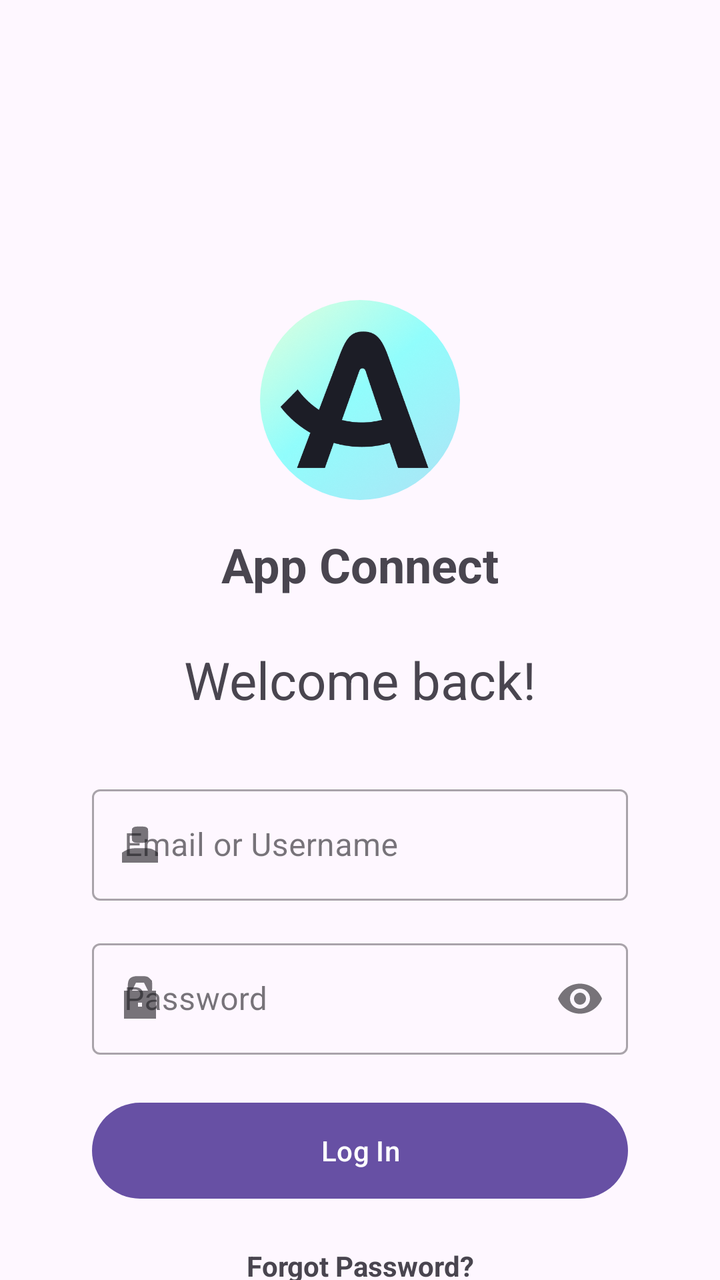
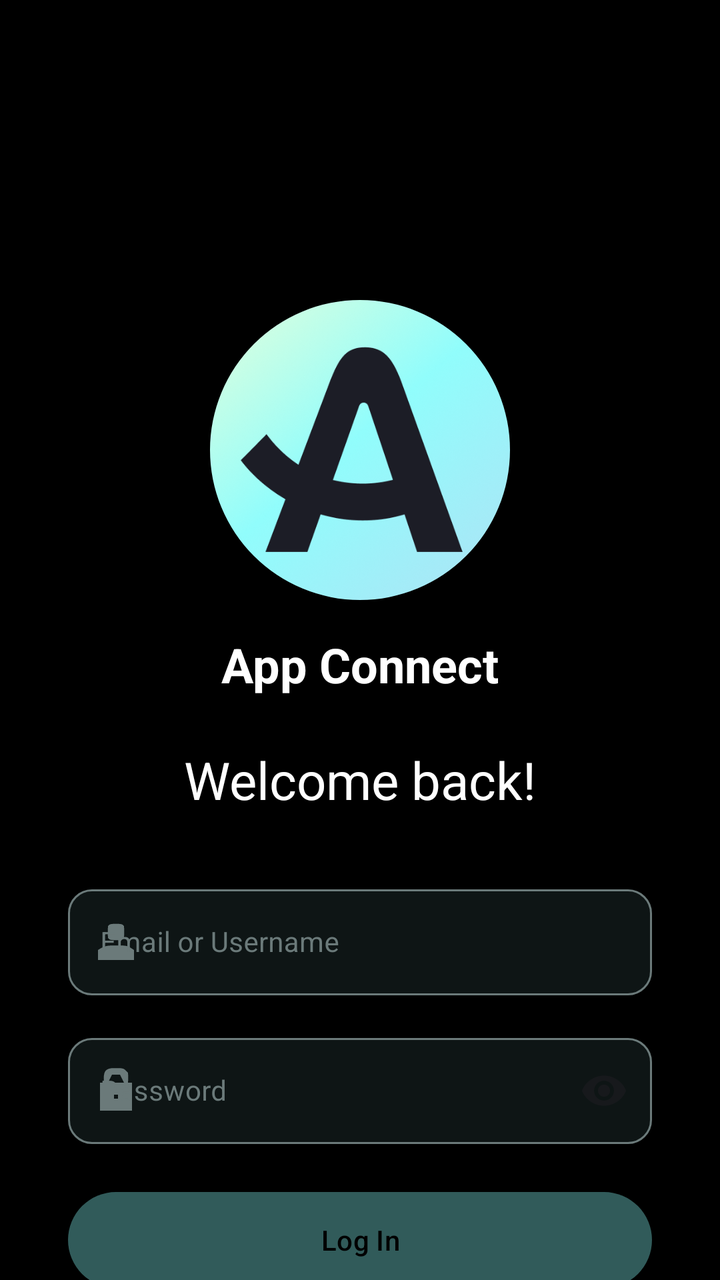

Compare the two renders of this Android layout. The source of the first and the diff that turns it into the second are given below.
<!-- AndroidManifest.xml: application theme Theme.AppConnect -->
<!-- res/layout/activity_main.xml -->
<?xml version="1.0" encoding="utf-8"?>
<androidx.constraintlayout.widget.ConstraintLayout
    xmlns:android="http://schemas.android.com/apk/res/android"
    xmlns:app="http://schemas.android.com/apk/res-auto"
    xmlns:tools="http://schemas.android.com/tools"
    android:id="@+id/main"
    android:layout_width="match_parent"
    android:layout_height="match_parent"
    android:paddingStart="24dp"
    android:paddingEnd="24dp"
    tools:context=".MainActivity">


    
    <com.google.android.material.imageview.ShapeableImageView
        android:id="@+id/imgLogo"
        android:layout_width="100dp"
        android:layout_height="100dp"
        android:src="@drawable/logo"
        android:scaleType="centerCrop"
        android:layout_marginTop="150dp"

        app:shapeAppearanceOverlay="@style/ShapeAppearance.Circle"
        app:layout_constraintCircleRadius="20dp"
        app:layout_constraintTop_toTopOf="parent"
        app:layout_constraintStart_toStartOf="parent"
        app:layout_constraintEnd_toEndOf="parent" />


    
    <TextView
        android:id="@+id/txtAppName"
        android:layout_width="wrap_content"
        android:layout_height="wrap_content"
        android:layout_marginTop="16dp"
        android:text="@string/app_name"
        android:textSize="24sp"
        android:textStyle="bold"
        app:layout_constraintTop_toBottomOf="@id/imgLogo"
        app:layout_constraintStart_toStartOf="parent"
        app:layout_constraintEnd_toEndOf="parent" />


    
    <TextView
        android:id="@+id/txtWelcome"
        android:layout_width="wrap_content"
        android:layout_height="wrap_content"
        android:layout_marginTop="24dp"
        android:text="@string/welcome_back"
        android:textSize="26sp"
        app:layout_constraintTop_toBottomOf="@id/txtAppName"
        app:layout_constraintStart_toStartOf="parent"
        app:layout_constraintEnd_toEndOf="parent" />


    
    <com.google.android.material.textfield.TextInputLayout
        android:id="@+id/emailLayout"
        style="@style/Widget.MaterialComponents.TextInputLayout.OutlinedBox"
        android:layout_width="0dp"
        android:layout_height="wrap_content"
        android:layout_marginTop="32dp"
        android:layout_marginStart="22dp"
        android:layout_marginEnd="22dp"
        app:startIconDrawable="@drawable/username_24"
        android:hint="@string/email_or_username"
        app:layout_constraintTop_toBottomOf="@id/txtWelcome"
        app:layout_constraintStart_toStartOf="parent"
        app:layout_constraintEnd_toEndOf="parent">

        <com.google.android.material.textfield.TextInputEditText
            android:id="@+id/editEmail"
            android:layout_width="match_parent"
            android:layout_height="wrap_content"
            android:inputType="textEmailAddress"
            android:singleLine="true" />

    </com.google.android.material.textfield.TextInputLayout>


    
    <com.google.android.material.textfield.TextInputLayout
        android:id="@+id/passwordLayout"
        style="@style/Widget.MaterialComponents.TextInputLayout.OutlinedBox"
        android:layout_width="0dp"
        android:layout_height="wrap_content"
        android:layout_marginTop="16dp"
        android:hint="@string/password"
        android:layout_marginStart="22dp"
        android:layout_marginEnd="22dp"
        app:startIconDrawable="@drawable/password_24"
        app:endIconMode="password_toggle"
        app:layout_constraintTop_toBottomOf="@id/emailLayout"
        app:layout_constraintStart_toStartOf="parent"
        app:layout_constraintEnd_toEndOf="parent">

        <com.google.android.material.textfield.TextInputEditText
            android:id="@+id/editPassword"
            android:layout_width="match_parent"
            android:layout_height="wrap_content"
            android:inputType="textPassword"
            android:singleLine="true" />

    </com.google.android.material.textfield.TextInputLayout>


    
    <com.google.android.material.button.MaterialButton
        android:id="@+id/btnLogin"
        android:layout_width="0dp"
        android:layout_height="56dp"
        android:layout_marginTop="20dp"

        android:layout_marginStart="22dp"
        android:layout_marginEnd="22dp"
        android:text="@string/log_in"
        android:textAllCaps="false"
        app:cornerRadius="28dp"
        app:layout_constraintTop_toBottomOf="@id/passwordLayout"
        app:layout_constraintStart_toStartOf="parent"
        app:layout_constraintEnd_toEndOf="parent" />


    
    <TextView
        android:id="@+id/txtForgotPassword"
        android:layout_width="wrap_content"
        android:layout_height="wrap_content"
        android:layout_marginTop="20dp"
        android:clickable="true"
        android:focusable="true"
        android:text="@string/forgot_password"
        android:textAllCaps="false"
        android:textStyle="bold"
        app:layout_constraintEnd_toEndOf="parent"
        app:layout_constraintStart_toStartOf="parent"
        app:layout_constraintTop_toBottomOf="@id/btnLogin" />


</androidx.constraintlayout.widget.ConstraintLayout>
<!-- resources referenced by this layout -->
<resources>
  <!-- drawable logo: png bitmap (drawable, 187554 bytes) -->
  <!-- drawable password_24 (drawable) -->
  <vector xmlns:android="http://schemas.android.com/apk/res/android"
      android:width="24dp"
      android:height="24dp"
      android:viewportWidth="24"
      android:viewportHeight="24">
    <path
        android:pathData="M9.875,0.734C10.576,0.74 11.278,0.745 12,0.75C12.701,0.745 13.403,0.74 14.125,0.734C16,1 16,1 18,3C18.125,5.625 18.125,5.625 18,8C18.66,8 19.32,8 20,8C20,12.62 20,17.24 20,22C14.72,22 9.44,22 4,22C4,17.38 4,12.76 4,8C4.66,8 5.32,8 6,8C5.959,7.216 5.918,6.432 5.875,5.625C6.024,2.488 6.626,1.195 9.875,0.734ZM10,4C9.34,5.32 8.68,6.64 8,8C10.64,8 13.28,8 16,8C15.34,6.68 14.68,5.36 14,4C12.68,4 11.36,4 10,4ZM11,14C11,14.66 11,15.32 11,16C11.66,16 12.32,16 13,16C13,15.34 13,14.68 13,14C12.34,14 11.68,14 11,14Z"
        android:fillColor="#FFFFFF"/>
  </vector>
  <!-- drawable username_24 (drawable) -->
  <vector xmlns:android="http://schemas.android.com/apk/res/android"
      android:width="24dp"
      android:height="24dp"
      android:viewportWidth="24"
      android:viewportHeight="24">
    <path
        android:pathData="M12,13.75C13.052,13.745 14.104,13.74 15.188,13.734C18,14 18,14 21,16C21,17.65 21,19.3 21,21C15.06,21 9.12,21 3,21C3,19.35 3,17.7 3,16C6.462,13.692 7.918,13.73 12,13.75Z"
        android:fillColor="#67B4B3"/>
    <path
        android:pathData="M12,2.875C15,3 15,3 16,4C16.125,7 16.125,7 16,10C15,11 15,11 12,11.125C9,11 9,11 8,10C7.875,7 7.875,7 8,4C9,3 9,3 12,2.875Z"
        android:fillColor="#67B5B3"/>
  </vector>
  <string name="app_name">App Connect</string>
  <string name="email_or_username">Email or Username</string>
  <string name="forgot_password">Forgot Password?</string>
  <string name="log_in">Log In</string>
  <string name="password">Password</string>
  <string name="welcome_back">Welcome back!</string>
  <style name="ShapeAppearance.Circle" parent="">
          <item name="cornerSize">50%</item>
          <item name="cornerFamily">rounded</item>
      </style>
  <style name="Theme.AppConnect" parent="Base.Theme.AppConnect" />
  <style name="Base.Theme.AppConnect" parent="Theme.Material3.DayNight.NoActionBar">
          
          
      </style>
</resources>

<!-- the commit's change to res/layout/activity_main.xml (unified diff, before → after) -->
@@ -8,134 +8,174 @@
     android:layout_height="match_parent"
     android:paddingStart="24dp"
     android:paddingEnd="24dp"
+    android:background="@color/light_background"
     tools:context=".MainActivity">
 
 
-    
-    <com.google.android.material.imageview.ShapeableImageView
-        android:id="@+id/imgLogo"
-        android:layout_width="100dp"
-        android:layout_height="100dp"
-        android:src="@drawable/logo"
-        android:scaleType="centerCrop"
-        android:layout_marginTop="150dp"
+    <androidx.core.widget.NestedScrollView
+        android:layout_width="match_parent"
+        android:layout_height="match_parent">
+        <androidx.constraintlayout.widget.ConstraintLayout
+            android:id="@+id/loginScreen"
+            android:layout_width="match_parent"
+            android:layout_height="wrap_content"
+            >
+            
+            <com.google.android.material.imageview.ShapeableImageView
+                android:id="@+id/imgLogo"
+                android:layout_width="150dp"
+                android:layout_height="150dp"
+                android:src="@drawable/logo"
+                android:scaleType="centerCrop"
+                android:layout_marginTop="150dp"
 
-        app:shapeAppearanceOverlay="@style/ShapeAppearance.Circle"
-        app:layout_constraintCircleRadius="20dp"
-        app:layout_constraintTop_toTopOf="parent"
-        app:layout_constraintStart_toStartOf="parent"
-        app:layout_constraintEnd_toEndOf="parent" />
+                app:shapeAppearanceOverlay="@style/ShapeAppearance.Circle"
+                app:layout_constraintCircleRadius="20dp"
+                app:layout_constraintTop_toTopOf="parent"
+                app:layout_constraintStart_toStartOf="parent"
+                app:layout_constraintEnd_toEndOf="parent" />
 
 
-    
-    <TextView
-        android:id="@+id/txtAppName"
-        android:layout_width="wrap_content"
-        android:layout_height="wrap_content"
-        android:layout_marginTop="16dp"
-        android:text="@string/app_name"
-        android:textSize="24sp"
-        android:textStyle="bold"
-        app:layout_constraintTop_toBottomOf="@id/imgLogo"
-        app:layout_constraintStart_toStartOf="parent"
-        app:layout_constraintEnd_toEndOf="parent" />
+            
+            <TextView
+                android:id="@+id/txtAppName"
+                android:layout_width="wrap_content"
+                android:layout_height="wrap_content"
+                android:layout_marginTop="16dp"
+                android:textColor="@color/white"
+                android:text="@string/app_name"
+                android:textSize="24sp"
+                android:textStyle="bold"
+                app:layout_constraintTop_toBottomOf="@id/imgLogo"
+                app:layout_constraintStart_toStartOf="parent"
+                app:layout_constraintEnd_toEndOf="parent" />
 
 
-    
-    <TextView
-        android:id="@+id/txtWelcome"
-        android:layout_width="wrap_content"
-        android:layout_height="wrap_content"
-        android:layout_marginTop="24dp"
-        android:text="@string/welcome_back"
-        android:textSize="26sp"
-        app:layout_constraintTop_toBottomOf="@id/txtAppName"
-        app:layout_constraintStart_toStartOf="parent"
-        app:layout_constraintEnd_toEndOf="parent" />
+            
+            <TextView
+                android:id="@+id/txtWelcome"
+                android:layout_width="wrap_content"
+                android:layout_height="wrap_content"
+                android:layout_marginTop="24dp"
+                android:text="@string/welcome_back"
+                android:textColor="@color/white"
+                android:textSize="26sp"
+                app:layout_constraintTop_toBottomOf="@id/txtAppName"
+                app:layout_constraintStart_toStartOf="parent"
+                app:layout_constraintEnd_toEndOf="parent" />
 
 
-    
-    <com.google.android.material.textfield.TextInputLayout
-        android:id="@+id/emailLayout"
-        style="@style/Widget.MaterialComponents.TextInputLayout.OutlinedBox"
-        android:layout_width="0dp"
-        android:layout_height="wrap_content"
-        android:layout_marginTop="32dp"
-        android:layout_marginStart="22dp"
-        android:layout_marginEnd="22dp"
-        app:startIconDrawable="@drawable/username_24"
-        android:hint="@string/email_or_username"
-        app:layout_constraintTop_toBottomOf="@id/txtWelcome"
-        app:layout_constraintStart_toStartOf="parent"
-        app:layout_constraintEnd_toEndOf="parent">
+            
+            <com.google.android.material.textfield.TextInputLayout
+                android:id="@+id/emailLayout"
+                style="@style/AppInputLayout"
+                android:layout_width="0dp"
+                android:layout_height="wrap_content"
+                android:layout_marginTop="32dp"
+                android:textColorHint="@color/input_stroke"
+                android:hint="@string/email_or_username"
+                android:layout_marginLeft="10dp"
+                android:layout_marginRight="10dp"
 
-        <com.google.android.material.textfield.TextInputEditText
-            android:id="@+id/editEmail"
-            android:layout_width="match_parent"
-            android:layout_height="wrap_content"
-            android:inputType="textEmailAddress"
-            android:singleLine="true" />
+                app:startIconDrawable="@drawable/username_24"
+                app:startIconTint="@color/input_icon"
+                app:layout_constraintTop_toBottomOf="@id/txtWelcome"
+                app:layout_constraintStart_toStartOf="parent"
+                app:layout_constraintEnd_toEndOf="parent">
 
-    </com.google.android.material.textfield.TextInputLayout>
+                <com.google.android.material.textfield.TextInputEditText
+                    android:id="@+id/editEmail"
+                    android:layout_width="match_parent"
+                    android:layout_height="wrap_content"
+
+                    android:inputType="text"
+                    android:maxLines="1"
+                    android:singleLine="true"
+
+                    android:textColor="@color/white"
+                    android:textSize="14sp" />
+
+            </com.google.android.material.textfield.TextInputLayout>
 
 
-    
-    <com.google.android.material.textfield.TextInputLayout
-        android:id="@+id/passwordLayout"
-        style="@style/Widget.MaterialComponents.TextInputLayout.OutlinedBox"
-        android:layout_width="0dp"
-        android:layout_height="wrap_content"
-        android:layout_marginTop="16dp"
-        android:hint="@string/password"
-        android:layout_marginStart="22dp"
-        android:layout_marginEnd="22dp"
-        app:startIconDrawable="@drawable/password_24"
-        app:endIconMode="password_toggle"
-        app:layout_constraintTop_toBottomOf="@id/emailLayout"
-        app:layout_constraintStart_toStartOf="parent"
-        app:layout_constraintEnd_toEndOf="parent">
+            
+            <com.google.android.material.textfield.TextInputLayout
+                android:id="@+id/passwordLayout"
+                style="@style/AppInputLayout"
+                android:layout_width="0dp"
+                android:layout_height="wrap_content"
+                android:layout_marginTop="16dp"
+                android:hint="@string/password"
 
-        <com.google.android.material.textfield.TextInputEditText
-            android:id="@+id/editPassword"
-            android:layout_width="match_parent"
-            android:layout_height="wrap_content"
-            android:inputType="textPassword"
-            android:singleLine="true" />
+                android:layout_marginLeft="10dp"
+                android:layout_marginRight="10dp"
+                android:textColorHint="@color/input_stroke"
+                app:startIconDrawable="@drawable/password_24"
+                app:startIconTint="@color/input_icon"
+                app:endIconMode="password_toggle"
 
-    </com.google.android.material.textfield.TextInputLayout>
+                app:layout_constraintTop_toBottomOf="@id/emailLayout"
+                app:layout_constraintStart_toStartOf="parent"
+                app:layout_constraintEnd_toEndOf="parent">
+
+                <com.google.android.material.textfield.TextInputEditText
+                    android:id="@+id/editPassword"
+                    android:layout_width="match_parent"
+                    android:layout_height="wrap_content"
+
+                    android:inputType="textPassword"
+                    android:maxLines="1"
+                    android:singleLine="true"
+
+                    android:textColor="@color/white"
+                    android:textSize="14sp" />
+
+            </com.google.android.material.textfield.TextInputLayout>
 
 
-    
-    <com.google.android.material.button.MaterialButton
-        android:id="@+id/btnLogin"
-        android:layout_width="0dp"
-        android:layout_height="56dp"
-        android:layout_marginTop="20dp"
+            
+            <com.google.android.material.button.MaterialButton
+                android:id="@+id/btnLogin"
+                android:layout_width="0dp"
+                android:layout_height="56dp"
 
-        android:layout_marginStart="22dp"
-        android:layout_marginEnd="22dp"
-        android:text="@string/log_in"
-        android:textAllCaps="false"
-        app:cornerRadius="28dp"
-        app:layout_constraintTop_toBottomOf="@id/passwordLayout"
-        app:layout_constraintStart_toStartOf="parent"
-        app:layout_constraintEnd_toEndOf="parent" />
+                android:layout_marginLeft="10dp"
+                android:layout_marginRight="10dp"
+
+                android:layout_marginTop="20dp"
+
+                android:enabled="false"
+                android:text="@string/log_in"
+                android:textAllCaps="false"
+                android:textColor="@color/black"
+
+                app:backgroundTint="@color/login_button_background"
+                app:cornerRadius="28dp"
+
+                app:layout_constraintTop_toBottomOf="@id/passwordLayout"
+                app:layout_constraintStart_toStartOf="parent"
+                app:layout_constraintEnd_toEndOf="parent" />
 
 
-    
-    <TextView
-        android:id="@+id/txtForgotPassword"
-        android:layout_width="wrap_content"
-        android:layout_height="wrap_content"
-        android:layout_marginTop="20dp"
-        android:clickable="true"
-        android:focusable="true"
-        android:text="@string/forgot_password"
-        android:textAllCaps="false"
-        android:textStyle="bold"
-        app:layout_constraintEnd_toEndOf="parent"
-        app:layout_constraintStart_toStartOf="parent"
-        app:layout_constraintTop_toBottomOf="@id/btnLogin" />
+            
+            <TextView
+                android:id="@+id/txtForgotPassword"
+                android:layout_width="wrap_content"
+                android:layout_height="wrap_content"
+                android:layout_marginTop="20dp"
+                android:clickable="true"
+                android:focusable="true"
+                android:text="@string/forgot_password"
+                android:textAllCaps="false"
+                android:textStyle="bold"
+                android:textColor="@color/gray"
+
+                app:layout_constraintEnd_toEndOf="parent"
+                app:layout_constraintStart_toStartOf="parent"
+                app:layout_constraintTop_toBottomOf="@id/btnLogin" />
 
 
+        </androidx.constraintlayout.widget.ConstraintLayout>
+    </androidx.core.widget.NestedScrollView>
+
 </androidx.constraintlayout.widget.ConstraintLayout>
<!-- resource entries referenced after the edit -->
@@ -1,5 +1,10 @@
 <!-- resources referenced by this layout -->
 <resources>
+  <color name="black">#FF000000</color>
+  <color name="gray">#FF888888</color>
+  <color name="input_icon">#6B7A7A</color>
+  <color name="light_background">#FF000000</color>
+  <color name="white">#FFFFFFFF</color>
   <!-- drawable logo: png bitmap (drawable, 187554 bytes) -->
   <!-- drawable password_24 (drawable) -->
   <vector xmlns:android="http://schemas.android.com/apk/res/android"
@@ -26,15 +31,33 @@
   </vector>
   <string name="app_name">App Connect</string>
   <string name="email_or_username">Email or Username</string>
-  <string name="forgot_password">Forgot Password?</string>
+  <string name="forgot_password"><u>Forgot Password?</u> </string>
   <string name="log_in">Log In</string>
   <string name="password">Password</string>
   <string name="welcome_back">Welcome back!</string>
+  <style name="AppInputLayout" parent="Widget.MaterialComponents.TextInputLayout.OutlinedBox">
+  
+          <item name="boxBackgroundMode">outline</item>
+          <item name="boxBackgroundColor">@color/input_background</item>
+  
+          <item name="boxCornerRadiusTopStart">12dp</item>
+          <item name="boxCornerRadiusTopEnd">12dp</item>
+          <item name="boxCornerRadiusBottomStart">12dp</item>
+          <item name="boxCornerRadiusBottomEnd">12dp</item>
+  
+          <item name="boxStrokeColor">@color/input_stroke</item>
+          <item name="boxStrokeWidth">1dp</item>
+          <item name="boxStrokeWidthFocused">2dp</item>
+  
+          <item name="hintTextColor">@color/input_hint</item>
+  
+      </style>
   <style name="ShapeAppearance.Circle" parent="">
           <item name="cornerSize">50%</item>
           <item name="cornerFamily">rounded</item>
       </style>
   <style name="Theme.AppConnect" parent="Base.Theme.AppConnect" />
+  <color name="input_background">#0E1515</color>
   <style name="Base.Theme.AppConnect" parent="Theme.Material3.DayNight.NoActionBar">
           
           
